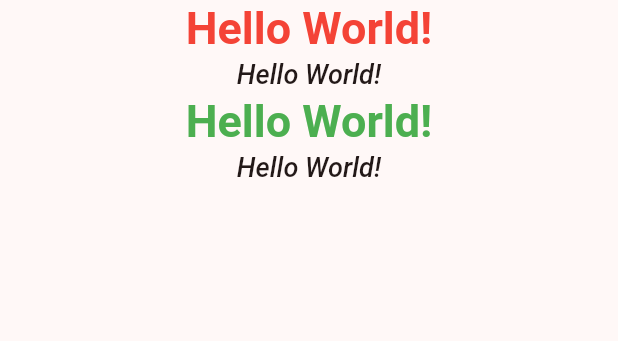
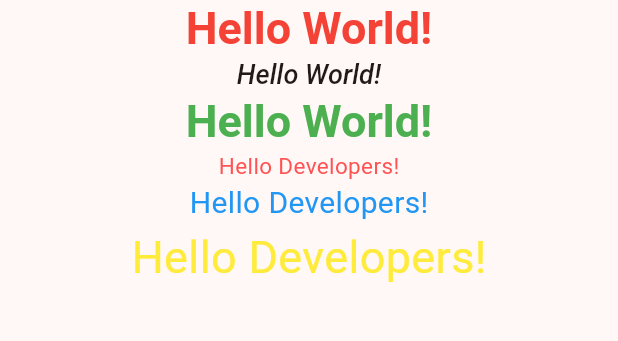
Before and after one commit to AyushSingh172000/Flutter-Repository, a Flutter app: the screen it shows after launch, on a phone screen of 412 x 824 dp, the part 84-425 px from its top. Run offline on Flutter 3.47's test engine with Material 3 defaults, Android fonts, the phone set to English and light mode, and no system bars.

Commit message:
new file

```diff
--- a/Flutter-Project/design_project/lib/main.dart
+++ b/Flutter-Project/design_project/lib/main.dart
@@ -1,4 +1,5 @@
 //import 'package:flutter/foundation.dart';
+import 'package:design_project/ui_helper/util.dart';
 import 'package:flutter/material.dart';
 
 void main() {
@@ -53,7 +54,9 @@ class _MyHomePageState extends State<MyHomePage> {
             Text('Hello World!', style: Theme.of(context).textTheme.headlineLarge!.copyWith(color: Colors.red)),
             Text('Hello World!', style: Theme.of(context).textTheme.headlineSmall,),
             Text('Hello World!', style: Theme.of(context).textTheme.headlineLarge!.copyWith(color: Colors.green)),
-            Text('Hello World!', style: Theme.of(context).textTheme.headlineSmall,),
+            Text('Hello Developers!', style: mTextStyle15(),),
+            Text('Hello Developers!', style: mTextStyle20(),),
+            Text('Hello Developers!', style: mTextStyle30(),),
 
           ],
 
--- /dev/null
+++ b/Flutter-Project/design_project/lib/ui_helper/util.dart
@@ -0,0 +1,26 @@
+import 'package:flutter/material.dart';
+
+TextStyle mTextStyle15({Color textColor=Colors.redAccent, FontWeight fontWeight = FontWeight.normal}){
+
+return TextStyle(
+  fontSize: 15,
+  color: textColor,
+  fontWeight: fontWeight,
+);
+}
+TextStyle mTextStyle20({Color textColor=Colors.blue, FontWeight fontWeight = FontWeight.normal}){
+
+return TextStyle(
+  fontSize: 20,
+  color: textColor,
+  fontWeight: fontWeight,
+);
+}
+TextStyle mTextStyle30({Color textColor=Colors.yellow, FontWeight fontWeight = FontWeight.normal}){
+
+return TextStyle(
+  fontSize: 30,
+  color: textColor,
+  fontWeight: fontWeight,
+);
+}
```
